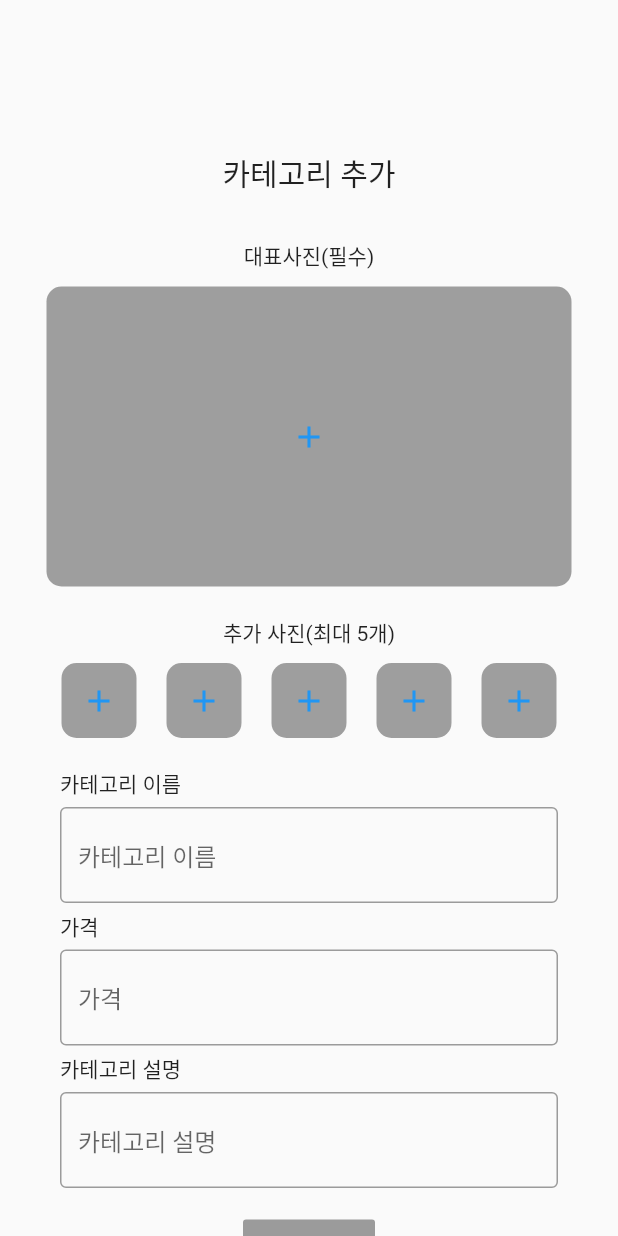
After one commit to Campsite-Facility-Management-System/Old-Repository, a Flutter app: the AddCategoryScreen screen opened by its route, on a phone screen of 412 x 824 dp. The commit adds this screen. Run offline on Flutter 3.47's test engine with Material 2 defaults, Android fonts, the phone set to English and light mode, and no system bars; our stand-ins replace flutter_secure_storage, image_picker, lottie; accounts and stored records are empty; network calls fail.

Commit message:
homePage FloatingActionButton 추가 addDevice, addCategory 진행중

```diff
--- a/campsite_facility_management_system/campsite_fms_app_manager/lib/main.dart
+++ b/campsite_facility_management_system/campsite_fms_app_manager/lib/main.dart
@@ -1,6 +1,8 @@
 import 'package:campsite_fms_app_manager/function/searchFunction.dart';
 import 'package:campsite_fms_app_manager/screen/controll/ctrlPage.dart';
 import 'package:campsite_fms_app_manager/screen/homePage/addCamp.dart';
+import 'package:campsite_fms_app_manager/screen/homePage/addCategory.dart';
+import 'package:campsite_fms_app_manager/screen/homePage/addDeviceScreen.dart';
 import 'package:campsite_fms_app_manager/screen/homePage/homePage.dart';
 import 'package:campsite_fms_app_manager/screen/more/morePage.dart';
 import 'package:campsite_fms_app_manager/screen/notification/notiPage.dart';
@@ -31,6 +33,8 @@ class MyApp extends StatelessWidget {
         '/morePage': (context) => MorePageScreen(),
         '/homePage': (context) => HomePageScreen(),
         '/addCamp': (context) => AddCampScreen(),
+        '/addDevice': (context) => AddDeviceScreen(),
+        '/addCategory': (context) => AddCategoryScreen(),
       },
     );
   }
--- a/campsite_facility_management_system/campsite_fms_app_manager/lib/model/homePage/myCamp.dart
+++ b/campsite_facility_management_system/campsite_fms_app_manager/lib/model/homePage/myCamp.dart
@@ -48,9 +48,9 @@ class MyCampScreenState extends State<MyCampScreen> {
               Expanded(
                 flex: 4,
                 child: RaisedButton(
-                  child: Text('등록/수정'),
+                  child: Text('관리'),
                   onPressed: () {
-                    Navigator.pushNamed(context, '/addCamp');
+                    Navigator.pushNamed(context, '/addCategory');
                   },
                 ),
               ),
--- /dev/null
+++ b/campsite_facility_management_system/campsite_fms_app_manager/lib/screen/homePage/addCategory.dart
@@ -0,0 +1,187 @@
+import 'package:campsite_fms_app_manager/env.dart';
+import 'package:campsite_fms_app_manager/function/addPicture.dart';
+import 'package:flutter/material.dart';
+import 'package:flutter_secure_storage/flutter_secure_storage.dart';
+import 'package:http/http.dart' as http;
+import 'dart:convert';
+
+class AddCategoryScreen extends StatefulWidget {
+  @override
+  AddCategoryScreenState createState() => AddCategoryScreenState();
+}
+
+class AddCategoryScreenState extends State<AddCategoryScreen> {
+  TextEditingController _name;
+  TextEditingController _price;
+  TextEditingController _info;
+
+  final token = new FlutterSecureStorage();
+
+  // upload() async {
+  //   var url = Env.url + '/api/auth/campsite';
+  //   var response = await http.post(url, body: {
+  //     'name': _name,
+  //     'price': _price,
+  //     'info': _info,
+  //   });
+
+  //   if (response.statusCode == 200) {
+  //     //print("success");
+  //     Navigator.pushNamed(context, '/mainFunction');
+  //   } else if (response.statusCode == 401) {
+  //     // print("login error");
+  //     Navigator.pushNamed(context, '/login');
+  //   }
+  // }
+
+  @override
+  Widget build(BuildContext context) {
+    return SafeArea(
+      child: Scaffold(
+        body: SingleChildScrollView(
+          child: Container(
+            padding: EdgeInsets.only(left: 20, right: 20),
+            child: Column(
+              children: <Widget>[
+                SizedBox(
+                  height: 100,
+                ),
+                Text(
+                  '카테고리 추가',
+                  style: TextStyle(fontSize: 20),
+                ),
+                SizedBox(
+                  height: 30,
+                ),
+                Text('대표사진(필수)'),
+                SizedBox(
+                  height: 10,
+                ),
+                Container(
+                  width: 350,
+                  height: 200,
+                  child: AddPicture(350, 250),
+                ),
+                SizedBox(
+                  height: 20,
+                ),
+                Text('추가 사진(최대 5개)'),
+                SizedBox(
+                  height: 10,
+                ),
+                Row(
+                  mainAxisAlignment: MainAxisAlignment.center,
+                  children: <Widget>[
+                    Container(
+                      width: 50,
+                      height: 50,
+                      child: AddPicture(50, 50),
+                    ),
+                    SizedBox(
+                      width: 20,
+                    ),
+                    Container(
+                      width: 50,
+                      height: 50,
+                      child: AddPicture(50, 50),
+                    ),
+                    SizedBox(
+                      width: 20,
+                    ),
+                    Container(
+                      width: 50,
+                      height: 50,
+                      child: AddPicture(50, 50),
+                    ),
+                    SizedBox(
+                      width: 20,
+                    ),
+                    Container(
+                      width: 50,
+                      height: 50,
+                      child: AddPicture(50, 50),
+                    ),
+                    SizedBox(
+                      width: 20,
+                    ),
+                    Container(
+                      width: 50,
+                      height: 50,
+                      child: AddPicture(50, 50),
+                    ),
+                  ],
+                ),
+                Container(
+                  padding: EdgeInsets.only(left: 20, right: 20, top: 20),
+                  child: Form(
+                    child: Column(
+                      children: [
+                        Row(
+                          children: [
+                            Text('카테고리 이름'),
+                          ],
+                        ),
+                        SizedBox(
+                          height: 5,
+                        ),
+                        TextFormField(
+                          decoration: InputDecoration(
+                              border: OutlineInputBorder(),
+                              hintText: '카테고리 이름'),
+                          controller: _name,
+                        ),
+                        SizedBox(
+                          height: 5,
+                        ),
+                        Row(
+                          children: [
+                            Text('가격'),
+                          ],
+                        ),
+                        SizedBox(
+                          height: 5,
+                        ),
+                        TextFormField(
+                          decoration: InputDecoration(
+                              border: OutlineInputBorder(), hintText: '가격'),
+                          controller: _price,
+                        ),
+                        SizedBox(
+                          height: 5,
+                        ),
+                        Row(
+                          children: [
+                            Text('카테고리 설명'),
+                          ],
+                        ),
+                        SizedBox(
+                          height: 5,
+                        ),
+                        TextFormField(
+                          decoration: InputDecoration(
+                              border: OutlineInputBorder(),
+                              hintText: '카테고리 설명'),
+                          controller: _info,
+                        ),
+                        SizedBox(
+                          height: 5,
+                        ),
+                      ],
+                    ),
+                  ),
+                ),
+                SizedBox(
+                  height: 10,
+                ),
+                RaisedButton(
+                  onPressed: null,
+                  child: Text('등록하기'),
+                ),
+              ],
+            ),
+          ),
+        ),
+      ),
+    );
+  }
+}
--- a/campsite_facility_management_system/campsite_fms_app_manager/lib/screen/homePage/homePage.dart
+++ b/campsite_facility_management_system/campsite_fms_app_manager/lib/screen/homePage/homePage.dart
@@ -48,6 +48,12 @@ class HomePageScreenState extends State<HomePageScreen> {
           ],
         ),
       ),
+      floatingActionButton: FloatingActionButton(
+        onPressed: () {
+          Navigator.pushNamed(context, '/addCamp');
+        },
+        child: Icon(Icons.add),
+      ),
     );
   }
 }
```
Also changed, not shown: campsite_facility_management_system/campsite_fms_app_manager/lib/screen/homePage/addDeviceScreen.dart (added, +105 -0 lines).
